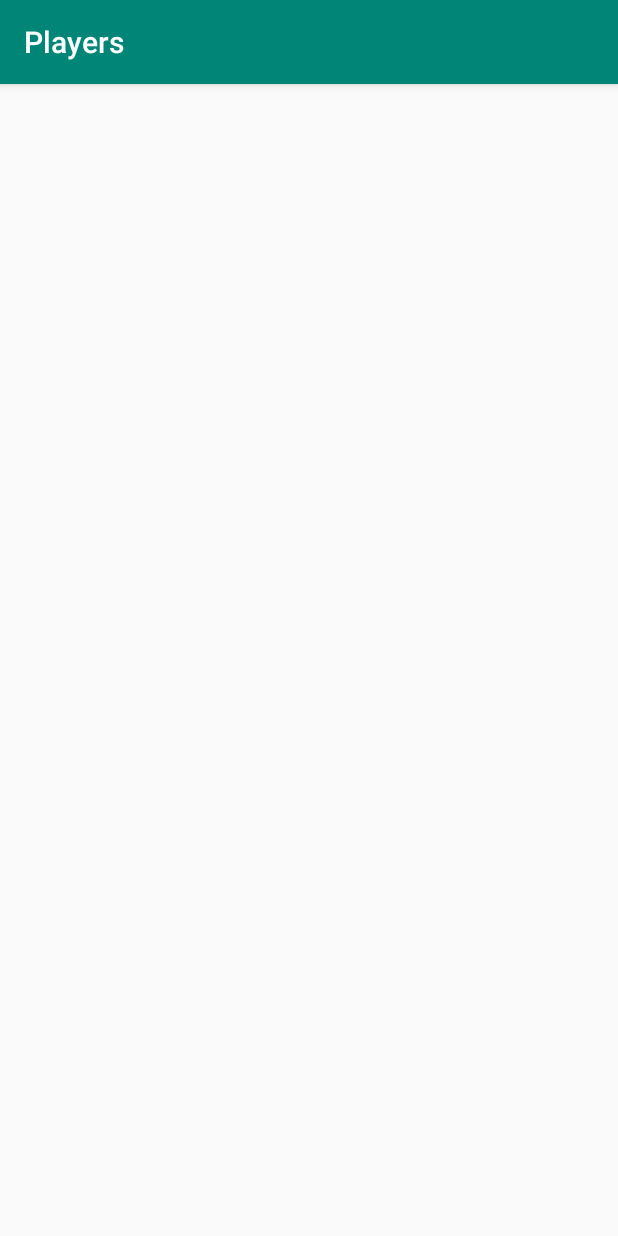
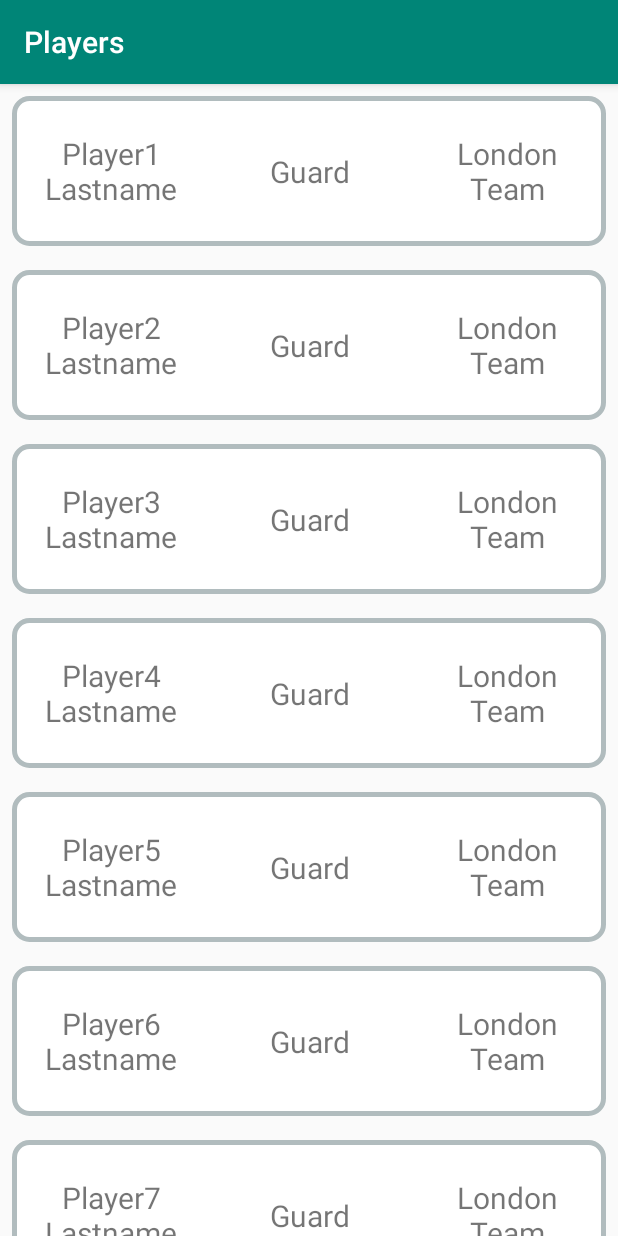
Before and after one commit to MisterWeeMan/StatsDontLie, an Android app: the screen it shows after launch (MainActivity), on a phone screen of 412 x 824 dp. Run offline under Robolectric (Android 15) with nearby library versions, the phone set to English and light mode, and no system bars; our stand-ins replace Timber, data binding, navigation-ui.

Commit message:
Update demo.

```diff
--- a/app/src/main/java/com/example/statsdontlie/api/model/PlayerJson.kt
+++ b/app/src/main/java/com/example/statsdontlie/api/model/PlayerJson.kt
@@ -13,5 +13,5 @@ data class PlayerJson(
     @Json(name = "height_feet") val heightFeet: Int?,
     @Json(name = "height_inches") val heightInches: Int?,
     @Json(name = "weight_pounds") val weightPounds: Int?,
-    @Json(name = "teamJson") val teamJson: TeamJson
+    @Json(name = "team") val team: TeamJson
 )
--- a/app/src/main/java/com/example/statsdontlie/ui/playerslist/PlayerAdapter.kt
+++ b/app/src/main/java/com/example/statsdontlie/ui/playerslist/PlayerAdapter.kt
@@ -5,6 +5,7 @@ import android.view.ViewGroup
 import android.widget.TextView
 import androidx.constraintlayout.widget.ConstraintLayout
 import androidx.core.view.get
+import androidx.navigation.findNavController
 import androidx.recyclerview.widget.RecyclerView
 import com.example.statsdontlie.R
 
@@ -12,23 +13,23 @@ class PlayerAdapter(
     private val viewModel: PlayersViewModel
 ): RecyclerView.Adapter<PlayerViewHolder>() {
 
-    init {
-        viewModel.setPlayersCount()
-        viewModel.setPlayersList()
-    }
-
     override fun getItemCount(): Int {
-        return viewModel.playersCount.value!!
+        return viewModel.listDummies.size
     }
 
     override fun onCreateViewHolder(parent: ViewGroup, viewType: Int): PlayerViewHolder {
         val layoutInflater = LayoutInflater.from(parent.context)
         val view = layoutInflater.inflate(R.layout.player_item_layout, parent, false) as ConstraintLayout
+        view.apply {
+            setOnClickListener {
+                it.findNavController().navigate(R.id.action_playersFragment_to_detailFragment)
+            }
+        }
         return PlayerViewHolder(view)
     }
 
     override fun onBindViewHolder(holder: PlayerViewHolder, position: Int) {
-        val data = viewModel.players.value!![position]
+        val data = viewModel.listDummies[position]
 
         (holder.constraintLayout[0] as TextView).text = "${data.firstName} ${data.lastName}"
         (holder.constraintLayout[1] as TextView).text = when (data.position) {
@@ -37,6 +38,6 @@ class PlayerAdapter(
             "C" -> "Center"
             else -> "Not specified"
         }
-        (holder.constraintLayout[2] as TextView).text = "${data.teamJson.fullName}"
+        (holder.constraintLayout[2] as TextView).text = "${data.team.fullName}"
     }
 }
--- a/app/src/main/java/com/example/statsdontlie/ui/playerslist/PlayersViewModel.kt
+++ b/app/src/main/java/com/example/statsdontlie/ui/playerslist/PlayersViewModel.kt
@@ -1,38 +1,19 @@
 package com.example.statsdontlie.ui.playerslist
 
-import androidx.lifecycle.MutableLiveData
 import androidx.lifecycle.ViewModel
-import com.example.statsdontlie.api.model.PlayerJson
-import com.example.statsdontlie.api.NbaService
-import com.example.statsdontlie.api.Service
-import kotlinx.coroutines.GlobalScope
-import kotlinx.coroutines.launch
+import com.example.statsdontlie.utility.dummyGenericPlayer
+import com.example.statsdontlie.utility.dummyGenericTeam
 
 class PlayersViewModel: ViewModel() {
 
-    private val nbaService: NbaService = Service.api
-
-    var playersCount = MutableLiveData<Int>()
-    var players = MutableLiveData<List<PlayerJson>>()
-
-    init {
-        playersCount.value = 0
-        players.value = listOf()
+    val listDummies = (1..30).toList().map {
+        dummyGenericPlayer.copy(
+            id = it,
+            firstName = "Player$it",
+            team = dummyGenericTeam.copy(
+                id = it,
+                name = "Team$it"
+            )
+        )
     }
-
-    fun setPlayersCount() {
-        GlobalScope.launch {
-            val playersData = nbaService.getPlayers()
-            playersCount.postValue(playersData.metadataJson?.resultsTotalCount)
-        }
-    }
-
-    fun setPlayersList() {
-        GlobalScope.launch {
-            val playersData = nbaService.getPlayers()
-            players.postValue(playersData.dataList)
-        }
-    }
-
-
 }
--- a/app/src/main/res/navigation/navigation.xml
+++ b/app/src/main/res/navigation/navigation.xml
@@ -14,8 +14,8 @@
             app:destination="@id/detailFragment"
             app:enterAnim="@anim/slide_in_right"
             app:exitAnim="@anim/slide_out_left"
-            app:popEnterAnim="@anim/slide_in_right"
-            app:popExitAnim="@anim/slide_out_left" />
+            app:popEnterAnim="@anim/slide_in_left"
+            app:popExitAnim="@anim/slide_out_right" />
     </fragment>
     <fragment
         android:id="@+id/detailFragment"
```
Also changed, not shown: app/src/main/java/com/example/statsdontlie/utility/DummyPlayers.kt (+16 -52 lines).
